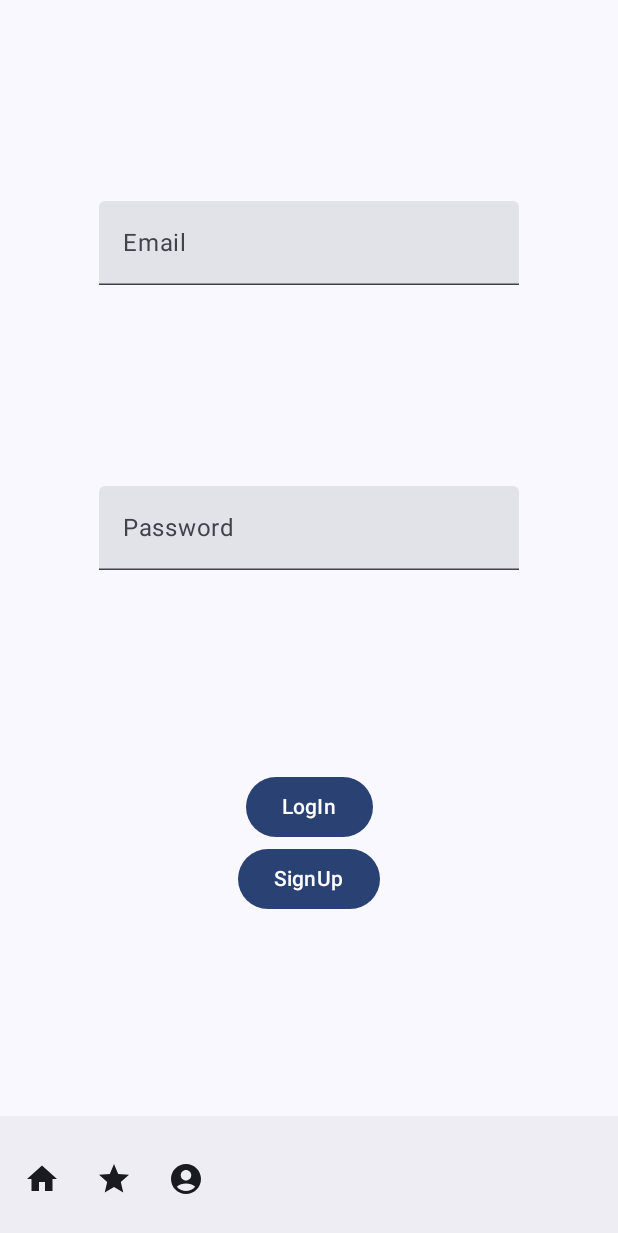
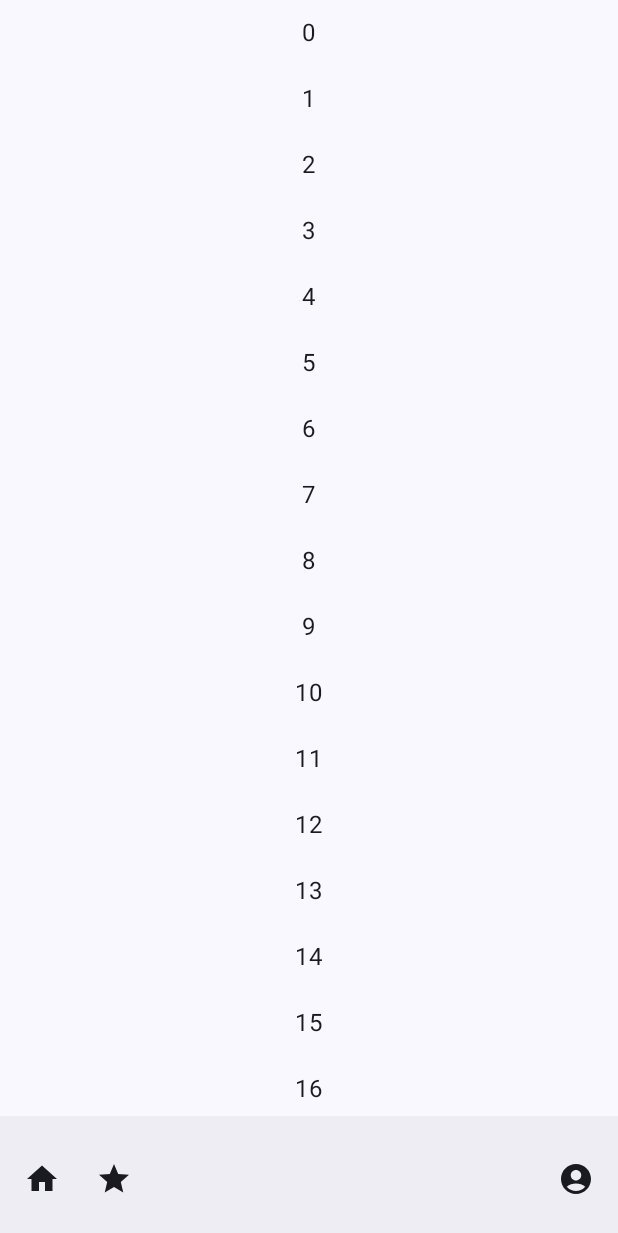
Before and after one commit to SirFerr/GymApp, an Android app built with Jetpack Compose: the screen it shows after launch (MainActivity), after a tap on "LogIn", on a phone screen of 412 x 824 dp. Shown: the top 1233 px of the screen. Run offline under Robolectric (Android 15) with nearby library versions, the phone set to English and light mode, and no system bars.

Commit message:
added small things

```diff
--- a/app/build.gradle.kts
+++ b/app/build.gradle.kts
@@ -60,6 +60,8 @@ dependencies {
 //    implementation("com.google.dagger:hilt-android:$hiltVersion")
 //    kapt("com.google.dagger:hilt-android-compiler:$hiltVersion")
 
+    implementation("androidx.compose.material3:material3:1.0.0-alpha10")
+
     implementation("androidx.core:core-ktx:1.9.0")
     implementation("androidx.lifecycle:lifecycle-runtime-ktx:2.6.2")
     implementation("androidx.activity:activity-compose:1.7.0")
--- a/app/src/main/java/com/example/gymapp/MainActivity.kt
+++ b/app/src/main/java/com/example/gymapp/MainActivity.kt
@@ -13,6 +13,8 @@ import com.example.gymapp.ui.view.navigation.navigation
 class MainActivity : ComponentActivity() {
     override fun onCreate(savedInstanceState: Bundle?) {
         super.onCreate(savedInstanceState)
+
+
         setContent {
             GymAppTheme {
                 // A surface container using the 'background' color from the theme
--- a/app/src/main/java/com/example/gymapp/ui/view/navigation/Navigation.kt
+++ b/app/src/main/java/com/example/gymapp/ui/view/navigation/Navigation.kt
@@ -1,6 +1,11 @@
 package com.example.gymapp.ui.view.navigation
 
+import androidx.compose.foundation.clickable
+import androidx.compose.foundation.interaction.MutableInteractionSource
 import androidx.compose.runtime.Composable
+import androidx.compose.runtime.remember
+import androidx.compose.ui.Modifier
+import androidx.compose.ui.platform.LocalFocusManager
 import androidx.navigation.NavHostController
 import androidx.navigation.compose.NavHost
 import androidx.navigation.compose.composable
@@ -12,8 +17,17 @@ import com.example.gymapp.ui.view.screen.first.signUp.signUpSecondScreen
 
 @Composable
 fun navigation(): NavHostController {
+
+    val focusManager = LocalFocusManager.current
+
     val navController = rememberNavController()
-    NavHost(navController = navController, startDestination = "loginScreen") {
+    NavHost(navController = navController,
+        startDestination = "loginScreen",
+        modifier = Modifier.clickable(
+
+            indication = null,
+            interactionSource = remember { MutableInteractionSource() }
+        ) { focusManager.clearFocus() }) {
         composable("loginScreen") { loginScreen(navController) }
         composable("signupScreen") { signUpScreen(navController) }
         composable("signupSecondScreen") { signUpSecondScreen(navController) }
--- a/app/src/main/java/com/example/gymapp/ui/view/navigation/NavigationMain.kt
+++ b/app/src/main/java/com/example/gymapp/ui/view/navigation/NavigationMain.kt
@@ -9,17 +9,17 @@ import androidx.navigation.compose.composable
 import androidx.navigation.compose.rememberNavController
 import com.example.gymapp.ui.view.scaffold.scaffold
 import com.example.gymapp.ui.view.screen.main.account.accountScreen
-import com.example.gymapp.ui.view.screen.main.accountSettings.accountSettingScreen
-import com.example.gymapp.ui.view.screen.main.homeScreen
+import com.example.gymapp.ui.view.screen.main.account.accountSettings.accountSettingScreen
+import com.example.gymapp.ui.view.screen.main.home.homeScreen
 
 
 @Composable
 fun navigationMain(firstNavController: NavHostController): NavHostController {
     val navController = rememberNavController()
-    scaffold(navController = navController, screen = { innerPadding ->
+    scaffold(navController = navController, screen = {
         NavHost(
             navController = navController, startDestination = "homeScreen",
-            modifier = Modifier.padding(innerPadding)
+            modifier = Modifier.padding(it)
         ) {
             composable("homeScreen") {
                 homeScreen(
--- a/app/src/main/java/com/example/gymapp/ui/view/scaffold/Scaffold.kt
+++ b/app/src/main/java/com/example/gymapp/ui/view/scaffold/Scaffold.kt
@@ -1,6 +1,7 @@
 package com.example.gymapp.ui.view.scaffold
 
 import androidx.compose.foundation.layout.PaddingValues
+import androidx.compose.foundation.layout.Spacer
 import androidx.compose.material.icons.Icons
 import androidx.compose.material.icons.filled.AccountCircle
 import androidx.compose.material.icons.filled.Home
@@ -11,6 +12,7 @@ import androidx.compose.material3.Icon
 import androidx.compose.material3.IconButton
 import androidx.compose.material3.Scaffold
 import androidx.compose.runtime.Composable
+import androidx.compose.ui.Modifier
 import androidx.navigation.NavHostController
 
 @OptIn(ExperimentalMaterial3Api::class)
@@ -20,9 +22,8 @@ fun scaffold(
 ) {
 
 
-    Scaffold(content = { innerPadding ->
-
-        screen(innerPadding)
+    Scaffold(content = {
+        screen(it)
 
     }, bottomBar = {
         BottomAppBar {
@@ -40,6 +41,8 @@ fun scaffold(
                 )
             }
 
+            Spacer(Modifier.weight(1f, true))
+
             IconButton(onClick = { navController?.navigate("accountScreen") }) {
                 Icon(
 
--- /dev/null
+++ b/app/src/main/java/com/example/gymapp/ui/view/screen/first/Spacer.kt
@@ -0,0 +1,32 @@
+package com.example.gymapp.ui.view.screen.first
+
+import androidx.compose.foundation.layout.Arrangement
+import androidx.compose.foundation.layout.Column
+import androidx.compose.foundation.layout.Spacer
+import androidx.compose.foundation.layout.fillMaxSize
+import androidx.compose.runtime.Composable
+import androidx.compose.ui.Alignment
+import androidx.compose.ui.Modifier
+
+@Composable
+fun spacer(screen: @Composable () -> Unit) {
+
+
+    Column(
+        modifier = Modifier
+            .fillMaxSize(),
+        horizontalAlignment = Alignment.CenterHorizontally,
+        verticalArrangement = Arrangement.SpaceEvenly
+    ) {
+        Spacer(Modifier.weight(1f, true))
+        Column(
+            modifier = Modifier
+                .fillMaxSize()
+                .weight(6f, true),
+            horizontalAlignment = Alignment.CenterHorizontally,
+            verticalArrangement = Arrangement.SpaceEvenly,
+            content = { screen() }
+        )
+        Spacer(Modifier.weight(1f, true))
+    }
+}
--- a/app/src/main/java/com/example/gymapp/ui/view/screen/first/login/LoginScreen.kt
+++ b/app/src/main/java/com/example/gymapp/ui/view/screen/first/login/LoginScreen.kt
@@ -3,11 +3,8 @@ package com.example.gymapp.ui.view.screen.first.login
 import androidx.compose.foundation.layout.Arrangement
 import androidx.compose.foundation.layout.Column
 import androidx.compose.foundation.layout.fillMaxSize
-import androidx.compose.foundation.layout.fillMaxWidth
 import androidx.compose.material3.Button
 import androidx.compose.material3.ExperimentalMaterial3Api
-import androidx.compose.material3.MaterialTheme
-import androidx.compose.material3.Surface
 import androidx.compose.material3.Text
 import androidx.compose.material3.TextField
 import androidx.compose.runtime.Composable
@@ -19,36 +16,36 @@ import androidx.compose.ui.Alignment
 import androidx.compose.ui.Modifier
 import androidx.compose.ui.tooling.preview.Preview
 import androidx.navigation.NavHostController
+import com.example.gymapp.ui.view.screen.first.spacer
 
-@Preview
+@Preview(showSystemUi = true, showBackground = true)
 @Composable
 fun loginScreenPreview() {
-    Surface(
-        modifier = Modifier.fillMaxSize(),
-        color = MaterialTheme.colorScheme.background
-    ) {
-        loginScreen(null)
-    }
+
+    loginScreen()
+
 }
 
 
 @OptIn(ExperimentalMaterial3Api::class)
 @Composable
-fun loginScreen(navController: NavHostController?) {
+fun loginScreen(navController: NavHostController? = null) {
 
     var textEmail by remember { mutableStateOf("") }
     var textPassword by remember { mutableStateOf("") }
 
 
 
+    spacer {
+
 
         Column(
-        modifier = Modifier.fillMaxSize(),
+            modifier = Modifier
+                .fillMaxSize(),
             horizontalAlignment = Alignment.CenterHorizontally,
             verticalArrangement = Arrangement.SpaceEvenly
         )
         {
-
 
             TextField(
                 value = textEmail,
@@ -58,15 +55,6 @@ fun loginScreen(navController: NavHostController?) {
                 value = textPassword,
                 label = { Text(text = "Password") },
                 onValueChange = { textPassword = it })
-
-
-        Column(
-            modifier = Modifier.fillMaxWidth(),
-
-            horizontalAlignment = Alignment.CenterHorizontally,
-            verticalArrangement = Arrangement.SpaceEvenly
-        )
-        {
             Button(onClick = {
                 navController?.navigate("main") {
                     popUpTo("loginScreen") {
@@ -79,6 +67,8 @@ fun loginScreen(navController: NavHostController?) {
             Button(onClick = { navController?.navigate("signupScreen") }) {
                 Text(text = "SignUp")
             }
+
+        }
+
     }
 }
-}
--- a/app/src/main/java/com/example/gymapp/ui/view/screen/main/HomeScreen.kt
+++ /dev/null
@@ -1,75 +0,0 @@
-package com.example.gymapp.ui.view.screen.main
-
-import androidx.compose.foundation.layout.Arrangement
-import androidx.compose.foundation.layout.Column
-import androidx.compose.foundation.layout.fillMaxSize
-import androidx.compose.foundation.layout.fillMaxWidth
-import androidx.compose.material3.Button
-import androidx.compose.material3.ExperimentalMaterial3Api
-import androidx.compose.material3.MaterialTheme
-import androidx.compose.material3.Surface
-import androidx.compose.material3.Text
-import androidx.compose.material3.TextField
-import androidx.compose.runtime.Composable
-import androidx.compose.runtime.getValue
-import androidx.compose.runtime.mutableStateOf
-import androidx.compose.runtime.remember
-import androidx.compose.runtime.setValue
-import androidx.compose.ui.Alignment
-import androidx.compose.ui.Modifier
-import androidx.compose.ui.tooling.preview.Preview
-import androidx.navigation.NavHostController
-
-@Preview
-@Composable
-fun homeScreenPreview() {
-    Surface(
-        modifier = Modifier.fillMaxSize(), color = MaterialTheme.colorScheme.background
-    ) {
-        homeScreen(null)
-    }
-}
-
-
-@OptIn(ExperimentalMaterial3Api::class)
-@Composable
-fun homeScreen(
-    navController: NavHostController?
-) {
-
-    var textEmail by remember { mutableStateOf("") }
-    var textPassword by remember { mutableStateOf("") }
-
-
-
-
-    Column(
-        modifier = Modifier.fillMaxSize(),
-        horizontalAlignment = Alignment.CenterHorizontally,
-        verticalArrangement = Arrangement.SpaceEvenly
-    ) {
-
-
-        TextField(value = textEmail,
-            label = { Text(text = "Email") },
-            onValueChange = { textEmail = it })
-        TextField(value = textPassword,
-            label = { Text(text = "Password") },
-            onValueChange = { textPassword = it })
-
-
-        Column(
-            modifier = Modifier.fillMaxWidth(),
-
-            horizontalAlignment = Alignment.CenterHorizontally,
-            verticalArrangement = Arrangement.SpaceEvenly
-        ) {
-            Button(onClick = { /*TODO*/ }) {
-                Text(text = "LogIn")
-            }
-            Button(onClick = { }) {
-                Text(text = "SignUp")
-            }
-        }
-    }
-}
--- a/app/src/main/java/com/example/gymapp/ui/view/screen/main/accountSettings/AccountSettingsScreen.kt
+++ b/app/src/main/java/com/example/gymapp/ui/view/screen/main/home/HomeScreen.kt
@@ -1,12 +1,11 @@
-package com.example.gymapp.ui.view.screen.main.accountSettings
+package com.example.gymapp.ui.view.screen.main.home
 
 import androidx.compose.foundation.layout.Arrangement
 import androidx.compose.foundation.layout.Column
 import androidx.compose.foundation.layout.fillMaxSize
-import androidx.compose.material3.Button
+import androidx.compose.foundation.layout.padding
+import androidx.compose.foundation.lazy.LazyColumn
 import androidx.compose.material3.ExperimentalMaterial3Api
-import androidx.compose.material3.MaterialTheme
-import androidx.compose.material3.Surface
 import androidx.compose.material3.Text
 import androidx.compose.runtime.Composable
 import androidx.compose.runtime.getValue
@@ -16,28 +15,26 @@ import androidx.compose.runtime.setValue
 import androidx.compose.ui.Alignment
 import androidx.compose.ui.Modifier
 import androidx.compose.ui.tooling.preview.Preview
+import androidx.compose.ui.unit.dp
 import androidx.navigation.NavHostController
 
-@Preview
+@Preview(showSystemUi = true, showBackground = true)
 @Composable
-fun accountSettingScreenPreview() {
-    Surface(
-        modifier = Modifier.fillMaxSize(), color = MaterialTheme.colorScheme.background
-    ) {
-        accountSettingScreen(null, null)
-    }
+fun homeScreenPreview() {
+    homeScreen()
 }
 
 
 @OptIn(ExperimentalMaterial3Api::class)
 @Composable
-fun accountSettingScreen(
-    mainNavController: NavHostController?,
-    firstNavController: NavHostController?
+fun homeScreen(
+    navController: NavHostController? = null
 ) {
 
     var textEmail by remember { mutableStateOf("") }
     var textPassword by remember { mutableStateOf("") }
+
+
 
 
     Column(
@@ -46,15 +43,19 @@ fun accountSettingScreen(
         verticalArrangement = Arrangement.SpaceEvenly
     ) {
 
+            LazyColumn{
+                repeat(100) {
+                    item{
+                        Column (modifier = Modifier.fillMaxSize().padding(10.dp),
+                            horizontalAlignment = Alignment.CenterHorizontally,
+                            verticalArrangement = Arrangement.SpaceEvenly){
+                            Text("$it")
 
-        Button(onClick = {
-            firstNavController?.navigate("loginScreen") {
-                popUpTo("main") { inclusive = true }
+                        }
+                    }
+                }
+            }
 
-            }
-        }) {
-            Text(text = "LogOut")
-        }
 
     }
 }
```
Also changed, not shown: app/src/main/java/com/example/gymapp/ui/view/screen/first/signUp/SignUpScreen.kt (+7 -10 lines), app/src/main/java/com/example/gymapp/ui/view/screen/first/signUp/SignUpSecondScreen.kt (+11 -10 lines), app/src/main/java/com/example/gymapp/ui/view/screen/main/account/AccountScreen.kt (+3 -9 lines), app/src/main/java/com/example/gymapp/ui/view/screen/main/account/accountSettings/AccountSettingsScreen.kt (added, +111 -0 lines), gradle.properties (+6 -1 lines). Lines whose indentation alone changed are shown as unchanged.
